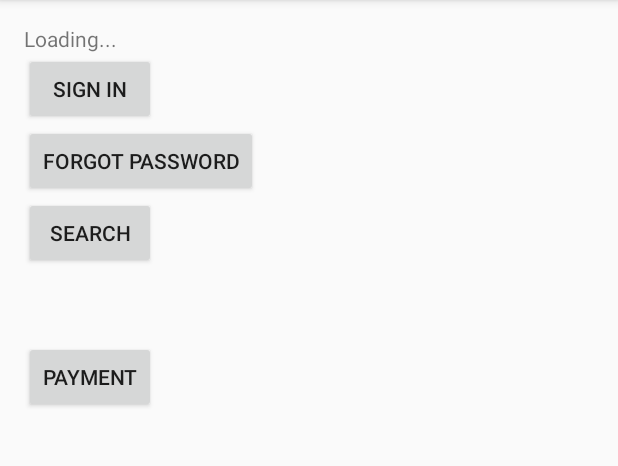
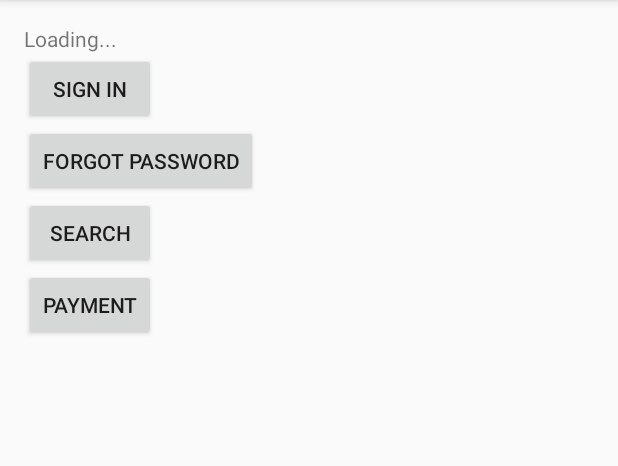
Before and after one commit to baarian13/ParkHere_new, an Android app: the screen it shows after launch (MainActivity), on a phone screen of 412 x 824 dp, the part 84-550 px from its top. Run offline under Robolectric (Android 15) with nearby library versions, the phone set to English and light mode, and no system bars.

Commit message:
Clean up main page 2

```diff
--- a/app/src/main/java/com/lazeebear/parkhere/MainActivity.java
+++ b/app/src/main/java/com/lazeebear/parkhere/MainActivity.java
@@ -38,7 +38,7 @@ public class MainActivity extends AppCompatActivity {
     private void setButtonsToVisible() {
         (findViewById(R.id.mainpage_sign_in_button)).setVisibility(View.VISIBLE);
         (findViewById(R.id.mainpage_search_button)).setVisibility(View.VISIBLE);
-        //(findViewById(R.id.mainpage_account_button)).setVisibility(View.VISIBLE);
+        (findViewById(R.id.mainpage_account_button)).setVisibility(View.GONE);
         (findViewById(R.id.mainpage_payment_button)).setVisibility(View.VISIBLE);
         (findViewById(R.id.mainpage_forgot_pasword_button)).setVisibility(View.VISIBLE);
     }
```
